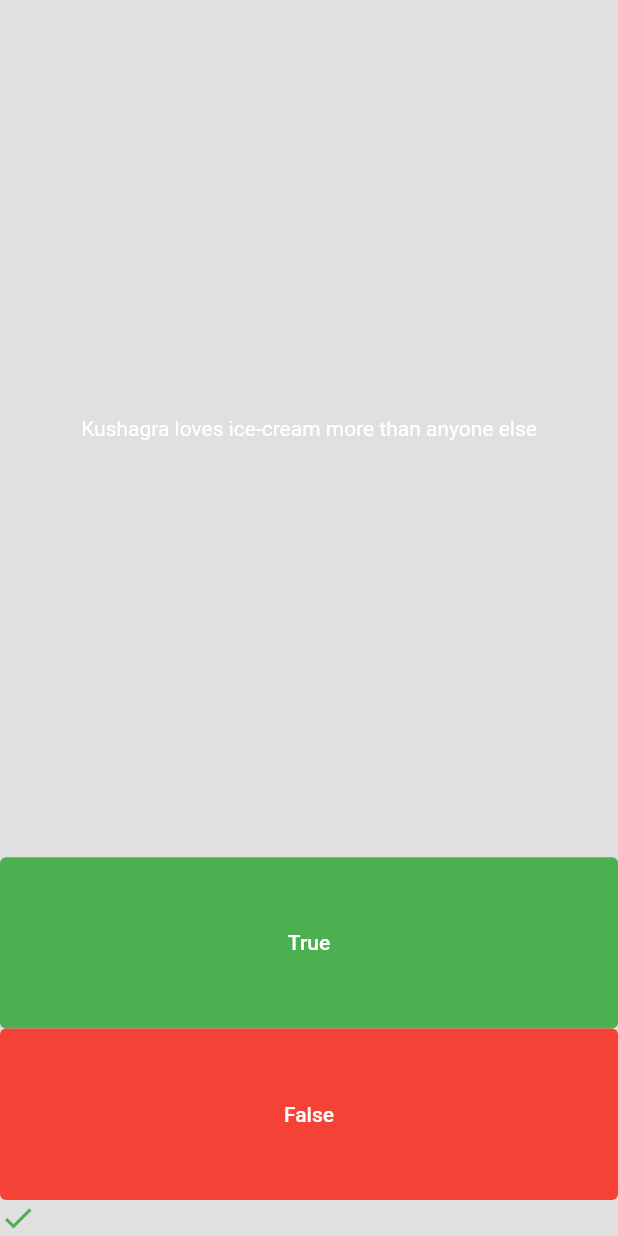
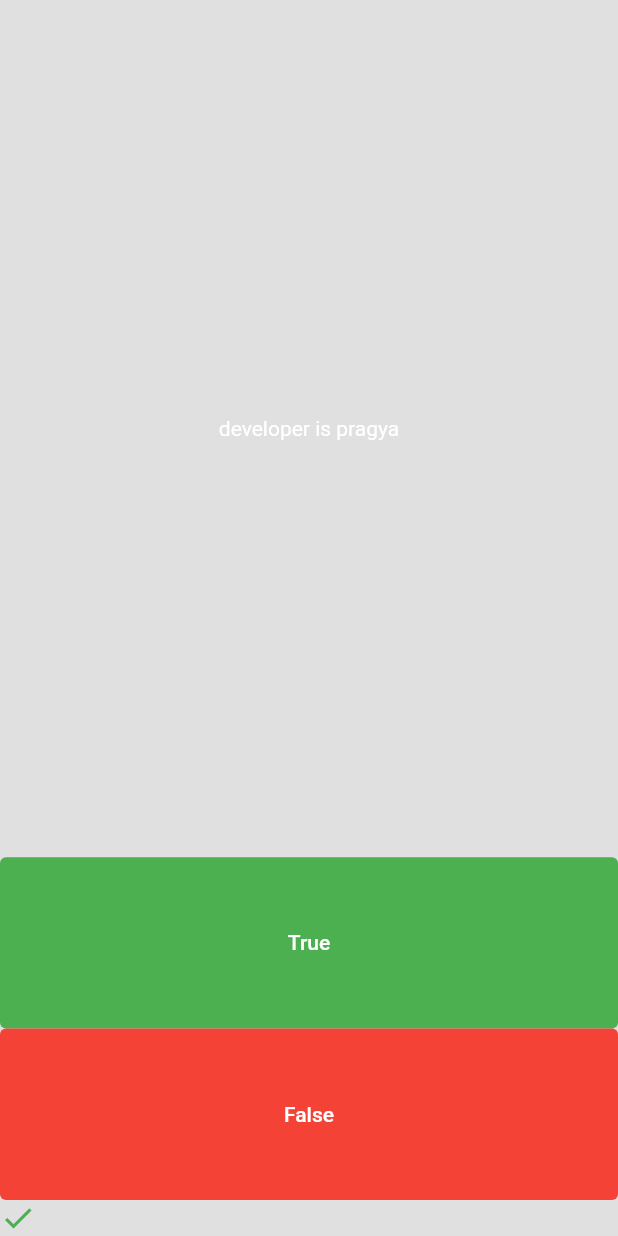
Before and after one commit to Pragya1904/quizzler, a Flutter app: the screen it shows after launch, after a tap on "True", on a phone screen of 412 x 824 dp. Run offline on Flutter 3.47's test engine with Material 2 defaults, Android fonts, the phone set to English and light mode, and no system bars; our stand-ins replace rflutter_alert.

Commit message:
modified alert dialog box

```diff
--- a/lib/brain.dart
+++ b/lib/brain.dart
@@ -4,16 +4,19 @@ import 'package:quiz/main.dart';
 class Brain {
   int _count = 0;
   List<Question> _qna = [
-    Question('Kushagra  is annoying', true),
-    Question('Kushagra loves ice-cream more than anyone else', true),
-    Question('Kushagra loves his HOD', false),
+    Question('1 is smaller than 2', true),
+    Question('developer is pragya', true),
+    Question('6am is evening', false),
   ];
   void next() {
     if (_count <=_qna.length -1) {
       _count++;
     }
   }
-
+  int NoOfQuestions()
+  {
+    return _qna.length;
+  }
   String getQuestion() {
     return _qna[_count].question;
   }
@@ -23,7 +26,7 @@ class Brain {
   }
 
   bool isFinished() {
-    if (_count > _qna.length-1)
+    if (_count >= _qna.length-1)
       return true;
     else
       return false;
--- a/lib/main.dart
+++ b/lib/main.dart
@@ -21,6 +21,8 @@ class Quiz extends StatefulWidget {
 
 class _QuizState extends State<Quiz> {
   List<Icon> score = [];
+  int finalscore=0;
+  int noOfQuestions=brain.NoOfQuestions();
   void check(bool userAns)
   {
     bool correct=brain.getAnswer();
@@ -29,15 +31,16 @@ class _QuizState extends State<Quiz> {
         Alert(
           context: context,
           type: AlertType.error,
-          title: "FINISHED",
+          title: "$finalscore/$noOfQuestions",
           desc: "You have reached the end of the quiz",
         ).show();
-        sleep(Duration(seconds: 5));
         brain.reset();
         score = [];
       } else
       {if (userAns == correct)
-        score.add(Icon(Icons.check, color: Colors.green));
+       { score.add(Icon(Icons.check, color: Colors.green));
+         finalscore++;
+       }
       else
         score.add(Icon(Icons.close, color: Colors.red));
       brain.next();}
```
